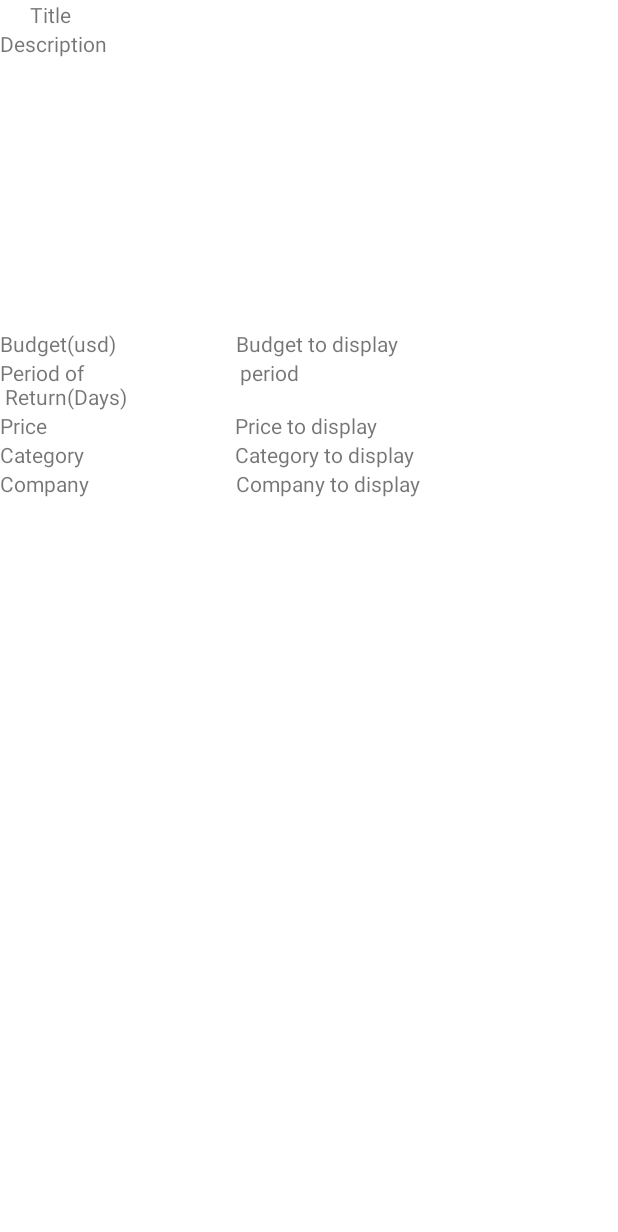
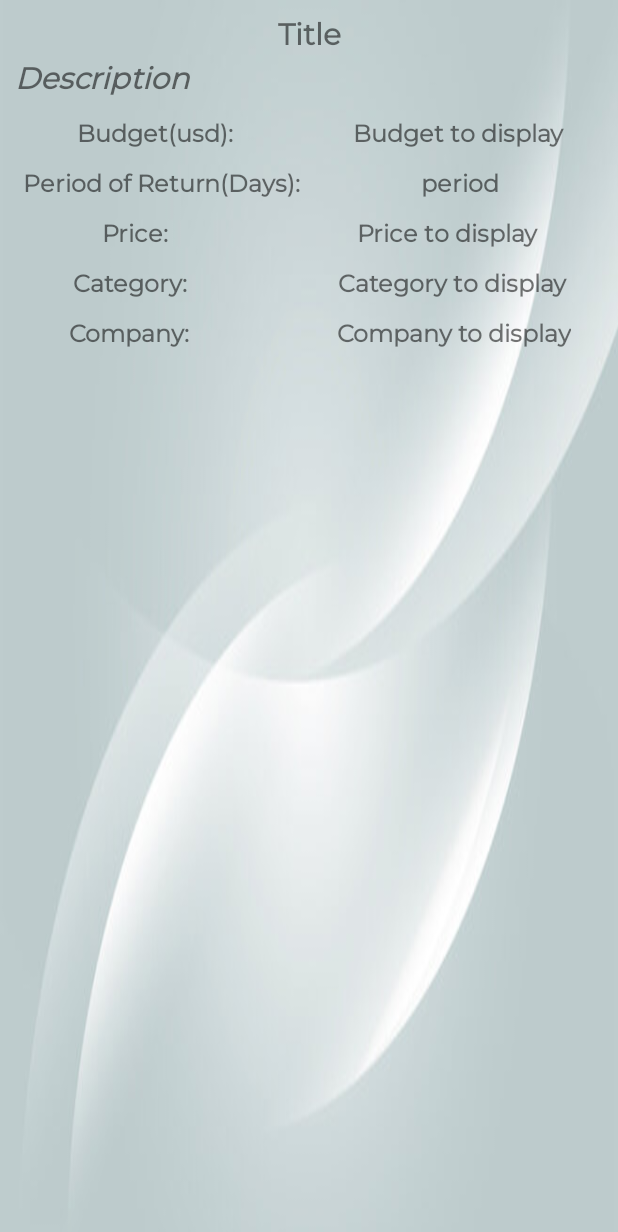
Before and after one commit to Yuhao-1999/Investment-Management, an Android app: the layout investment_details.xml on its own in the app's theme, with its tools: preview values and no code run, on a phone screen of 412 x 824 dp. Shown: the top 1232 px of the screen. Run offline under Robolectric (Android 15) with nearby library versions, the phone set to English and light mode, and no system bars.

Commit message:
Mvvm + onclick

```diff
--- a/app/src/main/AndroidManifest.xml
+++ b/app/src/main/AndroidManifest.xml
@@ -26,6 +26,10 @@
             android:name=".Views.MainPage"
             android:exported="true">
         </activity>
+        <activity
+            android:name=".Views.investment_details"
+            android:exported="true">
+        </activity>
         <meta-data
             android:name="preloaded_fonts"
             android:resource="@array/preloaded_fonts" />
--- a/app/src/main/java/com/example/investmentmanagement/Views/MainPage.java
+++ b/app/src/main/java/com/example/investmentmanagement/Views/MainPage.java
@@ -12,7 +12,7 @@ import android.os.Bundle;
 import android.view.MenuItem;
 
 import com.example.investmentmanagement.Views.fragments.GuideFragment;
-import com.example.investmentmanagement.Views.fragments.InvestmentFragment;
+import com.example.investmentmanagement.Views.InvestmentFragment;
 import com.example.investmentmanagement.R;
 import com.example.investmentmanagement.Views.fragments.SettingsFragment;
 import com.example.investmentmanagement.Views.fragments.TransactionsFragment;
--- a/app/src/main/java/com/example/investmentmanagement/investment_details.java
+++ /dev/null
@@ -1,6 +0,0 @@
-package com.example.investmentmanagement;
-
-import android.app.Activity;
-
-public class investment_details extends Activity {
-}
--- a/app/src/main/res/layout/investment_details.xml
+++ b/app/src/main/res/layout/investment_details.xml
@@ -4,110 +4,173 @@
     xmlns:tools="http://schemas.android.com/tools"
     android:layout_width="match_parent"
     android:layout_height="match_parent"
-    tools:context=".investment_details"
-    android:orientation="vertical">
+    tools:context=".Views.investment_details"
+    android:orientation="vertical"
+    android:background="@drawable/bg"
+    >
 
 
     <TextView
         android:id="@+id/title_inv"
         android:layout_width="match_parent"
         android:layout_height="wrap_content"
+        android:fontFamily="@font/montserrat"
+        android:gravity="center"
         android:text="Title"
-        android:layout_marginLeft="20dp"/>
+        android:textSize="20sp"
+        android:textStyle="bold"
+        android:layout_marginTop="10sp"/>
 
     <TextView
         android:id="@+id/description_inv"
         android:layout_width="match_parent"
-        android:layout_height="200dp"
-        android:text="Description" />
+        android:layout_height="wrap_content"
+        android:fontFamily="@font/montserrat"
+        android:text="Description"
+        android:textSize="20sp"
+        android:textStyle="bold|italic"
+        android:layout_marginLeft="10sp"/>
     <LinearLayout
         android:layout_width="match_parent"
         android:layout_height="wrap_content"
-    android:orientation="vertical">
+        android:orientation="vertical"
+        android:layout_marginLeft="15sp"
+        >
         <LinearLayout
             android:layout_width="match_parent"
             android:layout_height="wrap_content"
-        android:orientation="horizontal">
+            android:orientation="horizontal"
+            android:layout_marginTop="10sp"
+            android:gravity="center">
+
             <TextView
                 android:id="@+id/budget"
                 android:layout_width="wrap_content"
                 android:layout_height="wrap_content"
-            android:text="Budget(usd)" />
+                android:fontFamily="@font/montserrat"
+                android:text="Budget(usd):"
+                android:textSize="16sp"
+                android:textStyle="bold"
+                />
+
             <TextView
                 android:id="@+id/budget_display"
                 android:layout_width="wrap_content"
                 android:layout_height="wrap_content"
+                android:layout_marginLeft="80dp"
+                android:fontFamily="@font/montserrat"
                 android:text="Budget to display"
-            android:layout_marginLeft="80dp"/>
-    </LinearLayout>
-    <LinearLayout
-        android:layout_width="match_parent"
-        android:layout_height="wrap_content"
-        android:orientation="horizontal">
-        <TextView
-            android:id="@+id/pOfReturn"
-            android:layout_width="wrap_content"
-            android:layout_height="wrap_content"
-            android:text="Period of \n Return(Days)"
-            />
-        <TextView
-            android:id="@+id/periodOfReturn_display"
-            android:layout_width="wrap_content"
-            android:layout_height="wrap_content"
-            android:text="period"
-            android:layout_marginLeft="75dp"/>
-    </LinearLayout>
-    <LinearLayout
-        android:layout_width="match_parent"
-        android:layout_height="wrap_content"
-        android:orientation="horizontal">
-        <TextView
-            android:id="@+id/price"
-            android:layout_width="wrap_content"
-            android:layout_height="wrap_content"
-            android:text="Price"
-            />
-        <TextView
-            android:id="@+id/price_display"
-            android:layout_width="wrap_content"
-            android:layout_height="wrap_content"
-            android:text="Price to display"
-            android:layout_marginLeft="125dp"/>
-    </LinearLayout>
-    <LinearLayout
-        android:layout_width="match_parent"
-        android:layout_height="wrap_content"
-        android:orientation="horizontal">
-        <TextView
-            android:id="@+id/category"
-            android:layout_width="wrap_content"
-            android:layout_height="wrap_content"
-            android:text="Category"
-            />
-        <TextView
-            android:id="@+id/category_display"
-            android:layout_width="wrap_content"
-            android:layout_height="wrap_content"
-            android:text="Category to display"
-            android:layout_marginLeft="100dp"/>
+                android:textSize="16sp"
+                android:textStyle="bold" />
         </LinearLayout>
 
         <LinearLayout
             android:layout_width="match_parent"
             android:layout_height="wrap_content"
-        android:orientation="horizontal">
+            android:orientation="horizontal"
+            android:layout_marginTop="10sp"
+            android:gravity="center">
+
+            <TextView
+                android:id="@+id/pOfReturn"
+                android:layout_width="wrap_content"
+                android:layout_height="match_parent"
+                android:fontFamily="@font/montserrat"
+                android:text="Period of Return(Days):"
+                android:textSize="16sp"
+                android:textStyle="bold" />
+
+            <TextView
+                android:id="@+id/periodOfReturn_display"
+                android:layout_width="match_parent"
+                android:layout_height="match_parent"
+                android:fontFamily="@font/montserrat"
+                android:text="period"
+                android:textSize="16sp"
+                android:textStyle="bold"
+                android:gravity="center"/>
+        </LinearLayout>
+
+        <LinearLayout
+            android:layout_width="match_parent"
+            android:layout_height="wrap_content"
+            android:orientation="horizontal"
+            android:layout_marginTop="10sp"
+            android:gravity="center"
+            >
+
+            <TextView
+                android:id="@+id/price"
+                android:layout_width="wrap_content"
+                android:layout_height="wrap_content"
+                android:fontFamily="@font/montserrat"
+                android:text="Price:"
+                android:textSize="16sp"
+                android:textStyle="bold"
+                />
+
+            <TextView
+                android:id="@+id/price_display"
+                android:layout_width="wrap_content"
+                android:layout_height="wrap_content"
+                android:layout_marginLeft="125dp"
+                android:fontFamily="@font/montserrat"
+                android:text="Price to display"
+                android:textSize="16sp"
+                android:textStyle="bold" />
+        </LinearLayout>
+        <LinearLayout
+            android:layout_width="match_parent"
+            android:layout_height="wrap_content"
+            android:orientation="horizontal"
+            android:layout_marginTop="10sp"
+            android:gravity="center">
+
+            <TextView
+                android:id="@+id/category"
+                android:layout_width="wrap_content"
+                android:layout_height="wrap_content"
+                android:fontFamily="@font/montserrat"
+                android:text="Category:"
+                android:textSize="16sp"
+                android:textStyle="bold" />
+
+            <TextView
+                android:id="@+id/category_display"
+                android:layout_width="wrap_content"
+                android:layout_height="wrap_content"
+                android:layout_marginLeft="100dp"
+                android:fontFamily="@font/montserrat"
+                android:text="Category to display"
+                android:textSize="16sp"
+                android:textStyle="bold" />
+        </LinearLayout>
+
+        <LinearLayout
+            android:layout_width="match_parent"
+            android:layout_height="wrap_content"
+            android:orientation="horizontal"
+            android:layout_marginTop="10sp"
+            android:gravity="center">
+
             <TextView
                 android:id="@+id/company"
                 android:layout_width="wrap_content"
                 android:layout_height="wrap_content"
-            android:text="Company"
-            />
+                android:fontFamily="@font/montserrat"
+                android:text="Company:"
+                android:textSize="16sp"
+                android:textStyle="bold" />
+
             <TextView
                 android:id="@+id/company_display"
                 android:layout_width="wrap_content"
                 android:layout_height="wrap_content"
+                android:layout_marginLeft="98dp"
                 android:text="Company to display"
-            android:layout_marginLeft="98dp"/>
+                android:textSize="16sp"
+                android:textStyle="bold"
+                android:fontFamily="@font/montserrat" />
         </LinearLayout>
     </LinearLayout>
 
--- a/app/src/main/res/layout/investment_item.xml
+++ b/app/src/main/res/layout/investment_item.xml
@@ -45,6 +45,7 @@
             android:textSize="16sp" />
 
         <Button
+            android:id="@+id/more_button"
             android:layout_width="wrap_content"
             android:layout_height="wrap_content"
             android:layout_marginLeft="160dp"
--- /dev/null
+++ b/app/src/main/res/values/ids.xml
@@ -0,0 +1,4 @@
+<?xml version="1.0" encoding="utf-8"?>
+<resources>
+    <item name="more_button" type="id" />
+</resources>
```
Also changed, not shown: app/src/main/java/com/example/investmentmanagement/Models/Investment.java (+29 -13 lines), app/src/main/java/com/example/investmentmanagement/Repository/InvestmentsRepository.java (added, +94 -0 lines), app/src/main/java/com/example/investmentmanagement/ViewModels/InvestmentAdapter.java (+35 -6 lines), app/src/main/java/com/example/investmentmanagement/ViewModels/InvestmentVM.java (+32 -0 lines), app/src/main/java/com/example/investmentmanagement/Views/InvestmentFragment.java (renamed from app/src/main/java/com/example/investmentmanagement/Views/fragments/InvestmentFragment.java, +28 -29 lines), app/src/main/java/com/example/investmentmanagement/Views/investment_details.java (added, +48 -0 lines). Lines whose indentation alone changed are shown as unchanged.
